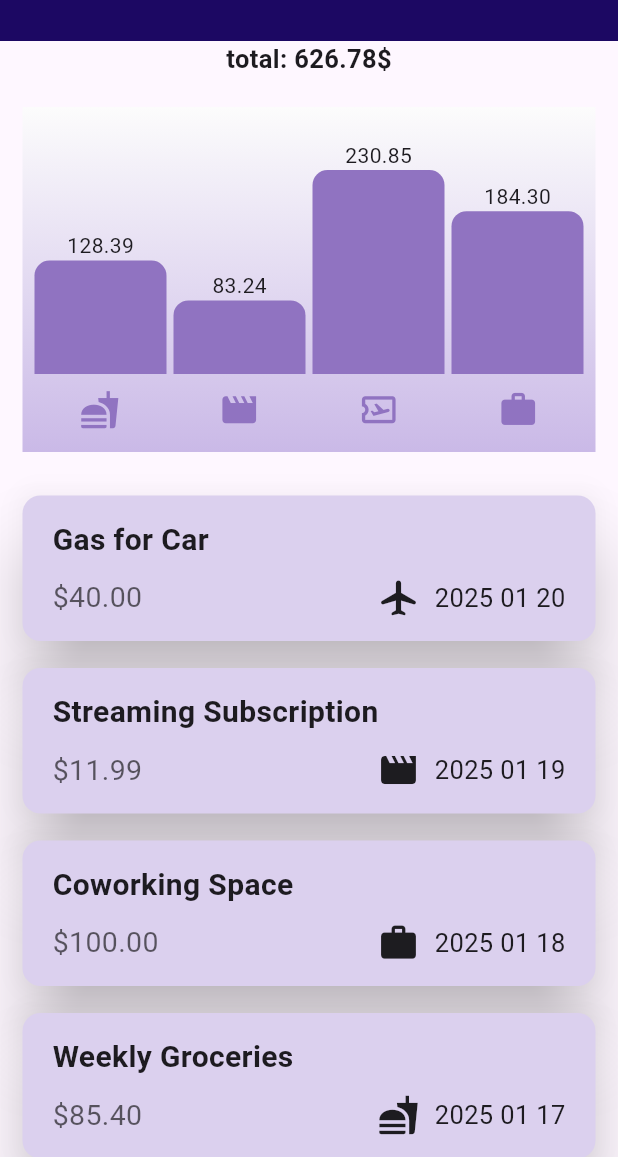
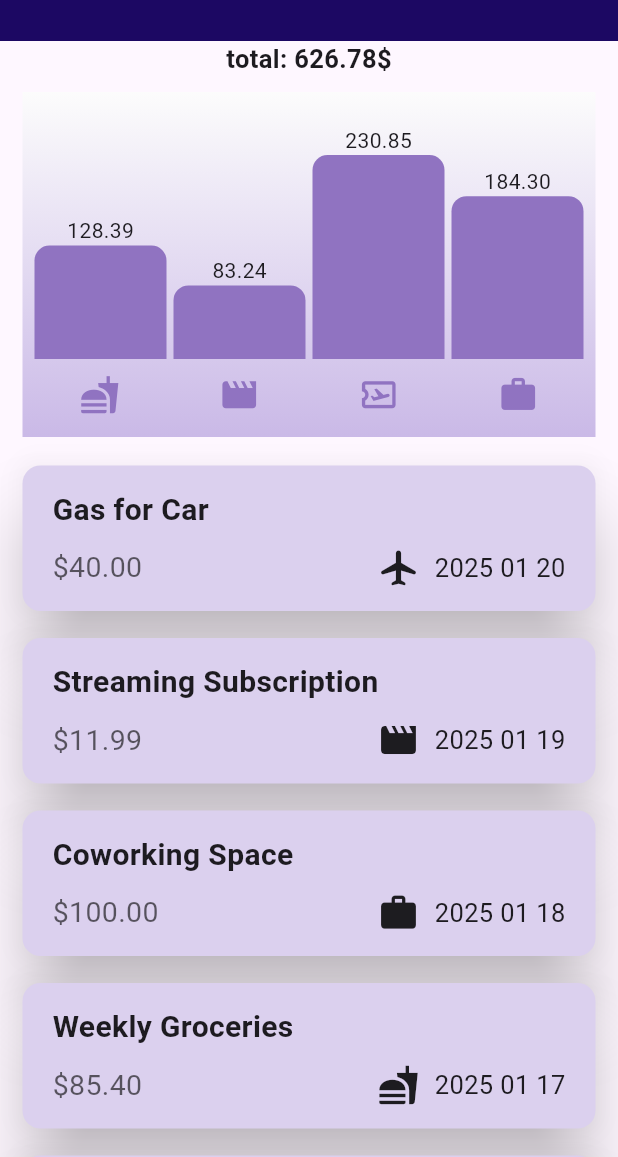
Before and after one commit to Hati0kooHati/expense-tracker, a Flutter app: the screen it shows after launch, on a phone screen of 412 x 824 dp, the part 79-1236 px from its top. Run offline on Flutter 3.47's test engine with Material 3 defaults, Android fonts, the phone set to English and light mode, and no system bars; our stand-ins replace flutter_riverpod.

Commit message:
Update histogram.dart.dart

```diff
--- a/expense tracker 1.9/lib/widgets/histogram.dart.dart
+++ b/expense tracker 1.9/lib/widgets/histogram.dart.dart
@@ -79,7 +79,7 @@ class _HistogramState extends ConsumerState<Histogram>
           style: TextStyle(fontSize: 17.0, fontWeight: FontWeight.bold),
         ),
         Container(
-          margin: EdgeInsets.symmetric(horizontal: 15.0, vertical: 20),
+          margin: EdgeInsets.symmetric(horizontal: 15.0, vertical: 10),
           height: 230.0,
           decoration: BoxDecoration(
             gradient: LinearGradient(
```
